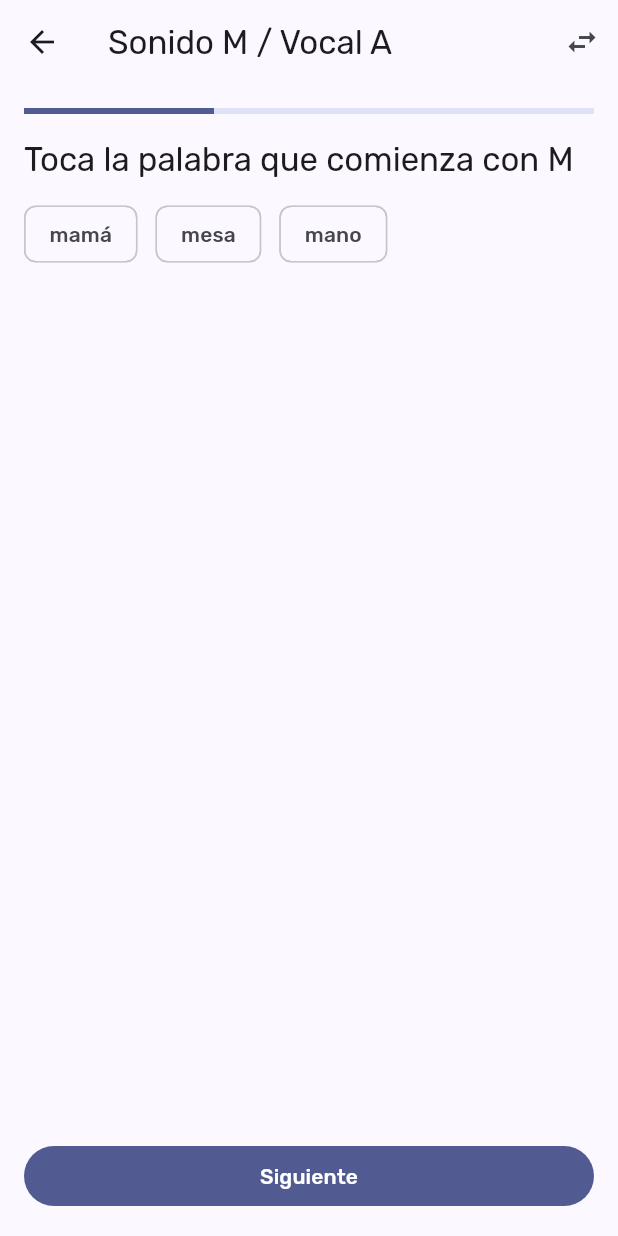
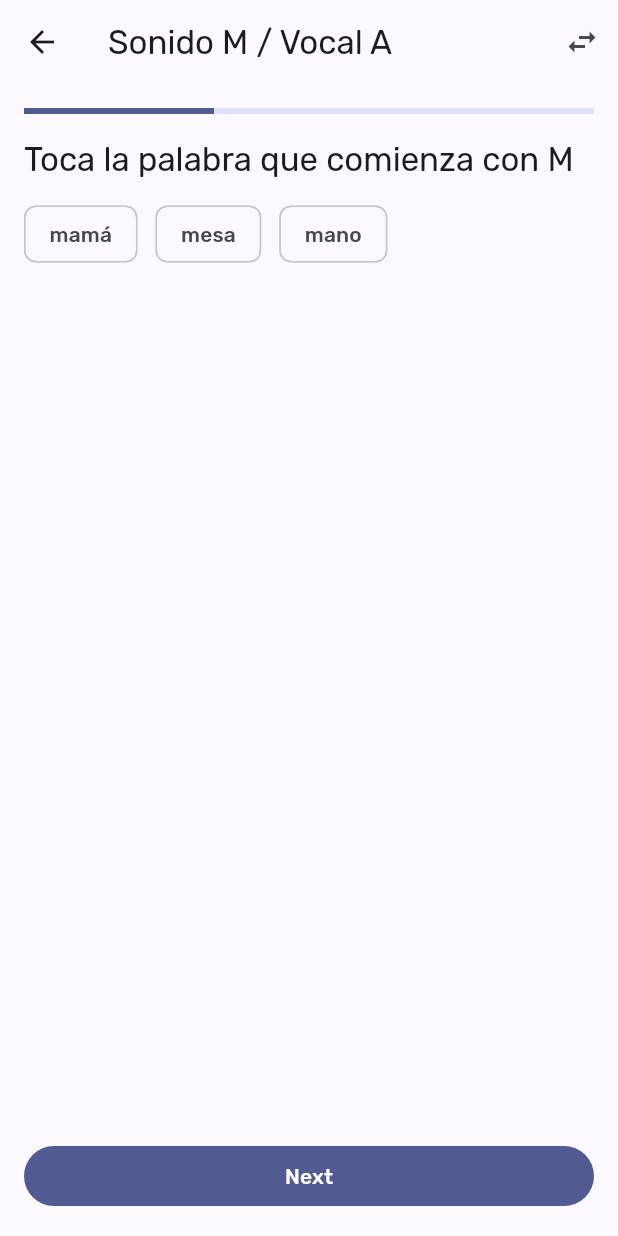
Before and after one commit to adolfo-ag/one, a Flutter app: the WorldMapScreen screen opened by its route, after a tap on "Granja de Sonidos", on a phone screen of 412 x 824 dp. Run offline on Flutter 3.47's test engine with Material 3 defaults, Android fonts, the phone set to English and light mode, and no system bars; our stand-ins replace flutter_riverpod, google_fonts.

Commit message:
Add localization layer and translate UI copy

```diff
--- a/lib/app.dart
+++ b/lib/app.dart
@@ -4,6 +4,7 @@ import 'features/home/home_screen.dart';
 import 'features/worlds/world_map_screen.dart';
 import 'features/stories/story_library_screen.dart';
 import 'features/lessons/lesson_flow_screen.dart';
+import 'l10n/app_localizations.dart';
 
 enum AppRoute {
   home('/'),
@@ -32,8 +33,8 @@ Route<dynamic> generateRoute(RouteSettings settings) {
       break;
   }
   return MaterialPageRoute(
-    builder: (_) => const Scaffold(
-      body: Center(child: Text('Ruta no encontrada')),
+    builder: (context) => Scaffold(
+      body: Center(child: Text(context.l10n.errorRouteNotFound)),
     ),
   );
 }
--- a/lib/features/lessons/lesson_carousel.dart
+++ b/lib/features/lessons/lesson_carousel.dart
@@ -1,5 +1,6 @@
 import 'package:flutter/material.dart';
 
+import '../../l10n/app_localizations.dart';
 import '../../models/lesson.dart';
 import 'step_widgets/blending_step.dart';
 import 'step_widgets/comprehension_step.dart';
@@ -60,6 +61,7 @@ class _LessonCarouselState extends State<LessonCarousel> {
   @override
   Widget build(BuildContext context) {
     final steps = widget.lesson.steps;
+    final l10n = context.l10n;
     return Stack(
       children: [
         Column(
@@ -84,7 +86,9 @@ class _LessonCarouselState extends State<LessonCarousel> {
             FilledButton(
               onPressed: _handleNextStep,
               child: Text(
-                _currentStepIndex == steps.length - 1 ? 'Finalizar' : 'Siguiente',
+                _currentStepIndex == steps.length - 1
+                    ? l10n.commonFinish
+                    : l10n.commonNext,
               ),
             ),
           ],
--- a/lib/features/lessons/lesson_flow_screen.dart
+++ b/lib/features/lessons/lesson_flow_screen.dart
@@ -1,6 +1,7 @@
 import 'package:flutter/material.dart';
 import 'package:flutter_riverpod/flutter_riverpod.dart';
 
+import '../../l10n/app_localizations.dart';
 import '../../models/lesson.dart';
 import '../../services/content/content_repository.dart';
 import '../../services/progress/progress_tracker.dart';
@@ -31,9 +32,9 @@ class _LessonFlowScreenState extends ConsumerState<LessonFlowScreen> {
     final lessons = ref.watch(lessonCatalogProvider)[widget.args.worldId] ?? [];
     if (lessons.isEmpty) {
       return AppScaffold(
-        title: 'Lecciones',
-        body: const Center(
-          child: Text('Contenido en preparación. Próximamente más aventuras.'),
+        title: context.l10n.lessonsTitle,
+        body: Center(
+          child: Text(context.l10n.lessonsEmpty),
         ),
       );
     }
@@ -50,7 +51,7 @@ class _LessonFlowScreenState extends ConsumerState<LessonFlowScreen> {
             });
           },
           icon: const Icon(Icons.swap_horiz),
-          tooltip: 'Cambiar lección',
+          tooltip: context.l10n.lessonsChange,
         )
       ],
       body: LessonCarousel(
--- a/lib/features/lessons/step_widgets/blending_step.dart
+++ b/lib/features/lessons/step_widgets/blending_step.dart
@@ -1,5 +1,6 @@
 import 'package:flutter/material.dart';
 
+import '../../../l10n/app_localizations.dart';
 import '../../../models/lesson.dart';
 
 class BlendingStep extends StatelessWidget {
@@ -15,11 +16,12 @@ class BlendingStep extends StatelessWidget {
   @override
   Widget build(BuildContext context) {
     final syllables = step.syllables ?? const [];
+    final locale = step.locale ?? const Locale('es');
     return Column(
       crossAxisAlignment: CrossAxisAlignment.start,
       children: [
         Text(
-          'Une las sílabas para formar palabras',
+          context.l10n.stepBlending(locale),
           style: Theme.of(context).textTheme.titleLarge,
         ),
         const SizedBox(height: 12),
@@ -36,7 +38,7 @@ class BlendingStep extends StatelessWidget {
         const Spacer(),
         FilledButton(
           onPressed: onCompleted,
-          child: const Text('Escuchar palabra formada'),
+          child: Text(context.l10n.stepBlendingListen(locale)),
         ),
       ],
     );
--- a/lib/features/lessons/step_widgets/minimal_pairs_step.dart
+++ b/lib/features/lessons/step_widgets/minimal_pairs_step.dart
@@ -1,5 +1,6 @@
 import 'package:flutter/material.dart';
 
+import '../../../l10n/app_localizations.dart';
 import '../../../models/lesson.dart';
 
 class MinimalPairsStep extends StatefulWidget {
@@ -28,11 +29,12 @@ class _MinimalPairsStepState extends State<MinimalPairsStep> {
 
     final pair = pairs[_currentIndex];
 
+    final locale = widget.step.locale ?? const Locale('es');
     return Column(
       crossAxisAlignment: CrossAxisAlignment.start,
       children: [
         Text(
-          'Escucha y elige la palabra correcta',
+          context.l10n.stepMinimalPairs(locale),
           style: Theme.of(context).textTheme.titleLarge,
         ),
         const SizedBox(height: 12),
--- a/lib/features/lessons/step_widgets/sound_match_step.dart
+++ b/lib/features/lessons/step_widgets/sound_match_step.dart
@@ -1,5 +1,6 @@
 import 'package:flutter/material.dart';
 
+import '../../../l10n/app_localizations.dart';
 import '../../../models/lesson.dart';
 
 class SoundMatchStep extends StatefulWidget {
@@ -22,9 +23,8 @@ class _SoundMatchStepState extends State<SoundMatchStep> {
   @override
   Widget build(BuildContext context) {
     final locale = widget.step.locale ?? const Locale('es');
-    final prompt = locale.languageCode == 'es'
-        ? 'Toca la palabra que comienza con ${widget.step.grapheme}'
-        : 'Tap the word that starts with ${widget.step.grapheme}';
+    final grapheme = widget.step.grapheme ?? '';
+    final prompt = context.l10n.stepSoundMatch(locale, grapheme);
 
     final words = widget.step.sampleWords ?? const [];
 
--- a/lib/features/lessons/step_widgets/syllable_puzzle_step.dart
+++ b/lib/features/lessons/step_widgets/syllable_puzzle_step.dart
@@ -1,5 +1,6 @@
 import 'package:flutter/material.dart';
 
+import '../../../l10n/app_localizations.dart';
 import '../../../models/lesson.dart';
 
 class SyllablePuzzleStep extends StatefulWidget {
@@ -22,11 +23,13 @@ class _SyllablePuzzleStepState extends State<SyllablePuzzleStep> {
   @override
   Widget build(BuildContext context) {
     final tiles = widget.step.tiles ?? const [];
+    final locale = widget.step.locale ?? const Locale('es');
+    final targetWord = widget.step.targetWord ?? '';
     return Column(
       crossAxisAlignment: CrossAxisAlignment.start,
       children: [
         Text(
-          'Arrastra las sílabas para formar "${widget.step.targetWord}"',
+          context.l10n.stepSyllablePrompt(locale, targetWord),
           style: Theme.of(context).textTheme.titleLarge,
         ),
         const SizedBox(height: 16),
--- a/lib/features/rewards/reward_overlay.dart
+++ b/lib/features/rewards/reward_overlay.dart
@@ -1,4 +1,6 @@
 import 'package:flutter/material.dart';
+
+import '../../l10n/app_localizations.dart';
 
 class RewardOverlay extends StatelessWidget {
   const RewardOverlay({
@@ -18,6 +20,7 @@ class RewardOverlay extends StatelessWidget {
       return const SizedBox.shrink();
     }
 
+    final message = context.l10n.rewardLessonComplete(lessonTitle);
     return Positioned.fill(
       child: DecoratedBox(
         decoration: BoxDecoration(
@@ -25,7 +28,7 @@ class RewardOverlay extends StatelessWidget {
         ),
         child: Center(
           child: RewardCard(
-            message: '¡Lección "$lessonTitle" completada! 🎉',
+            message: message,
             onDismissed: onDismissed,
           ),
         ),
@@ -65,7 +68,7 @@ class RewardCard extends StatelessWidget {
               const SizedBox(height: 24),
               FilledButton(
                 onPressed: onDismissed,
-                child: const Text('Seguir jugando'),
+                child: Text(context.l10n.commonKeepPlaying),
               ),
             ]
           ],
--- a/lib/features/worlds/world_map_screen.dart
+++ b/lib/features/worlds/world_map_screen.dart
@@ -1,6 +1,7 @@
 import 'package:flutter/material.dart';
 import 'package:flutter_riverpod/flutter_riverpod.dart';
 
+import '../../l10n/app_localizations.dart';
 import '../../services/content/content_repository.dart';
 import '../../services/progress/progress_tracker.dart';
 import '../../widgets/app_scaffold.dart';
@@ -15,7 +16,7 @@ class WorldMapScreen extends ConsumerWidget {
     final progress = ref.watch(progressTrackerProvider);
 
     return AppScaffold(
-      title: 'Mapa de mundos',
+      title: context.l10n.worldMapTitle,
       body: GridView.builder(
         gridDelegate: const SliverGridDelegateWithFixedCrossAxisCount(
           crossAxisCount: 2,
@@ -59,8 +60,8 @@ class WorldMapScreen extends ConsumerWidget {
                     const Spacer(),
                     Text(
                       unlocked
-                          ? '${world.lessonCount} lecciones'
-                          : 'Completa el mundo anterior',
+                          ? context.l10n.worldLessonsLabel(world.lessonCount)
+                          : context.l10n.worldLockedLabel,
                       style: Theme.of(context)
                           .textTheme
                           .bodyMedium
--- /dev/null
+++ b/lib/l10n/app_localizations.dart
@@ -0,0 +1,167 @@
+import 'dart:convert';
+
+import 'package:flutter/material.dart';
+import 'package:flutter/services.dart';
+
+class AppLocalizations {
+  AppLocalizations(this.locale);
+
+  final Locale locale;
+  late final Map<String, dynamic> _values;
+
+  static const supportedLocales = [Locale('es'), Locale('en')];
+
+  static const LocalizationsDelegate<AppLocalizations> delegate =
+      _AppLocalizationsDelegate();
+
+  static AppLocalizations of(BuildContext context) {
+    return Localizations.of<AppLocalizations>(context, AppLocalizations)!;
+  }
+
+  Future<void> load() async {
+    final code = locale.languageCode;
+    final data = await rootBundle
+        .loadString('assets/translations/app_${code.toLowerCase()}.json');
+    final Map<String, dynamic> decoded = json.decode(data);
+    _values = decoded;
+  }
+
+  String _applyParams(String template, Map<String, String>? params) {
+    if (params == null || params.isEmpty) {
+      return template;
+    }
+    return params.entries.fold(template, (value, entry) {
+      return value.replaceAll('{${entry.key}}', entry.value);
+    });
+  }
+
+  String translate(String key, {Map<String, String>? params}) {
+    final value = _values[key];
+    if (value is String) {
+      return _applyParams(value, params);
+    }
+    if (value is Map<String, dynamic>) {
+      final variant = value[locale.languageCode] ??
+          value['default'] ??
+          (value.values.isNotEmpty ? value.values.first : key);
+      return _applyParams(variant.toString(), params);
+    }
+    return key;
+  }
+
+  String stepText(
+    String key,
+    Locale stepLocale, {
+    Map<String, String>? params,
+  }) {
+    final value = _values[key];
+    if (value is Map<String, dynamic>) {
+      final code = stepLocale.languageCode;
+      final variant = value[code] ?? value[locale.languageCode];
+      if (variant != null) {
+        return _applyParams(variant.toString(), params);
+      }
+      if (value.values.isNotEmpty) {
+        return _applyParams(value.values.first.toString(), params);
+      }
+    }
+    if (value is String) {
+      return _applyParams(value, params);
+    }
+    return key;
+  }
+
+  String get appTitle => translate('app_title');
+  String get errorRouteNotFound => translate('error_route_not_found');
+  String get lessonsTitle => translate('lessons_title');
+  String get lessonsEmpty => translate('lessons_empty');
+  String get lessonsChange => translate('lessons_change');
+  String get commonNext => translate('common_action_next');
+  String get commonFinish => translate('common_action_finish');
+  String get commonKeepPlaying => translate('common_action_keep_playing');
+  String get commonCheck => translate('common_action_check');
+  String get commonRetryMessage => translate('common_retry_message');
+  String get worldMapTitle => translate('world_map_title');
+  String get storyLibraryTitle => translate('story_library_title');
+
+  String homeGreeting(String name) =>
+      translate('home_greeting', params: {'name': name});
+  String homeContinueWorld(String world) =>
+      translate('home_continue_world', params: {'world': world});
+  String get homeButtonWorldMap => translate('home_button_world_map');
+  String get homeButtonLibrary => translate('home_button_library');
+  String homeBadgesLabel(int count) =>
+      translate('home_badges_label', params: {'count': '$count'});
+  String homeWordsLabel(int count) =>
+      translate('home_words_label', params: {'count': '$count'});
+
+  String worldLessonsLabel(int count) =>
+      translate('world_card_lessons', params: {'count': '$count'});
+  String get worldLockedLabel => translate('world_card_locked');
+
+  String rewardLessonComplete(String lessonTitle) => translate(
+        'reward_lesson_complete',
+        params: {'lesson': lessonTitle},
+      );
+
+  String storyReadingTime(int minutes) => translate(
+        'story_reading_time',
+        params: {'minutes': '$minutes'},
+      );
+  String storyFocusWords(String words) =>
+      translate('story_focus_words', params: {'words': words});
+
+  String stepSoundMatch(Locale locale, String grapheme) => stepText(
+        'sound_match_prompt',
+        locale,
+        params: {'grapheme': grapheme},
+      );
+  String stepBlending(Locale locale) =>
+      stepText('blending_prompt', locale);
+  String stepBlendingListen(Locale locale) =>
+      stepText('blending_listen_button', locale);
+  String stepSyllablePrompt(Locale locale, String word) => stepText(
+        'syllable_prompt',
+        locale,
+        params: {'word': word},
+      );
+  String stepMinimalPairs(Locale locale) =>
+      stepText('minimal_pairs_prompt', locale);
+  String stepSightWordTitle(Locale locale) =>
+      stepText('sight_word_title', locale);
+  String stepSightWordAction(Locale locale) =>
+      stepText('sight_word_action', locale);
+  String stepSpeedPrompt(Locale locale) =>
+      stepText('speed_prompt', locale);
+  String stepSpeedStart(Locale locale) =>
+      stepText('speed_start', locale);
+  String stepSpeedReward(Locale locale) =>
+      stepText('speed_reward', locale);
+}
+
+class _AppLocalizationsDelegate
+    extends LocalizationsDelegate<AppLocalizations> {
+  const _AppLocalizationsDelegate();
+
+  @override
+  bool isSupported(Locale locale) {
+    return AppLocalizations.supportedLocales
+        .any((element) => element.languageCode == locale.languageCode);
+  }
+
+  @override
+  Future<AppLocalizations> load(Locale locale) async {
+    final localizations = AppLocalizations(locale);
+    await localizations.load();
+    return localizations;
+  }
+
+  @override
+  bool shouldReload(covariant LocalizationsDelegate<AppLocalizations> old) {
+    return false;
+  }
+}
+
+extension AppLocalizationsX on BuildContext {
+  AppLocalizations get l10n => AppLocalizations.of(this);
+}
```
Also changed, not shown: assets/translations/app_en.json (+62 -2 lines), assets/translations/app_es.json (+62 -2 lines), lib/features/home/home_screen.dart (+16 -7 lines), lib/features/lessons/step_widgets/comprehension_step.dart (+5 -2 lines), lib/features/lessons/step_widgets/sight_word_step.dart (+3 -4 lines), lib/features/lessons/step_widgets/speed_challenge_step.dart (+5 -5 lines), lib/features/stories/story_library_screen.dart (+14 -4 lines), lib/features/stories/story_player.dart (+2 -1 lines), lib/main.dart (+4 -5 lines). Lines whose indentation alone changed are shown as unchanged.
